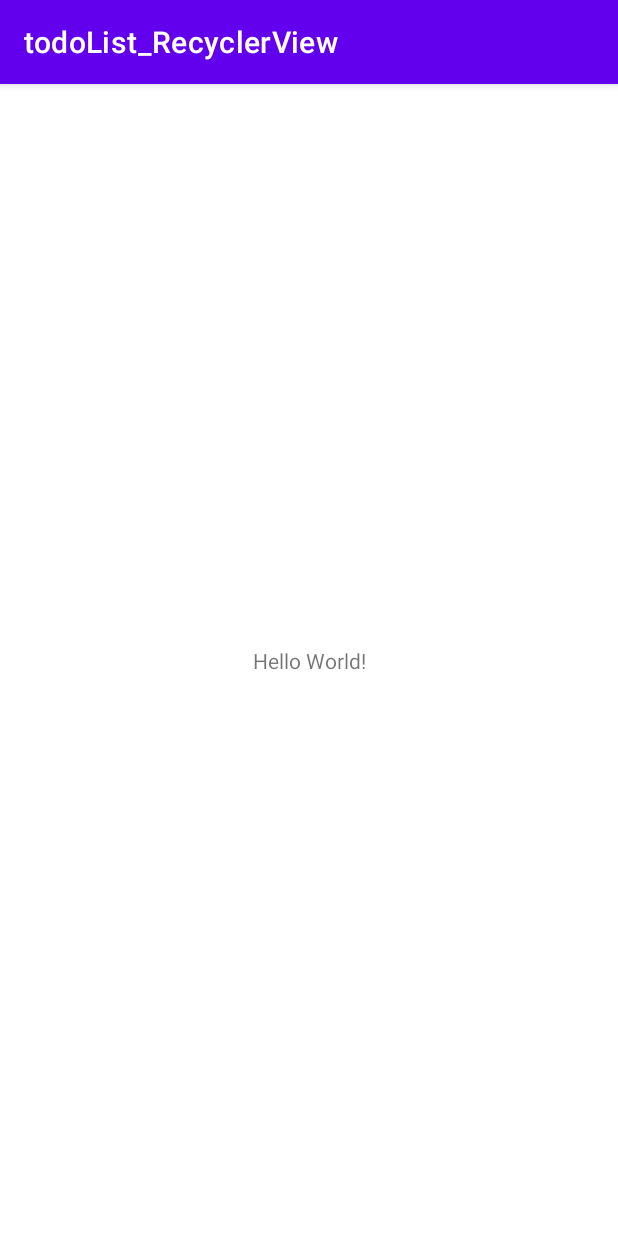
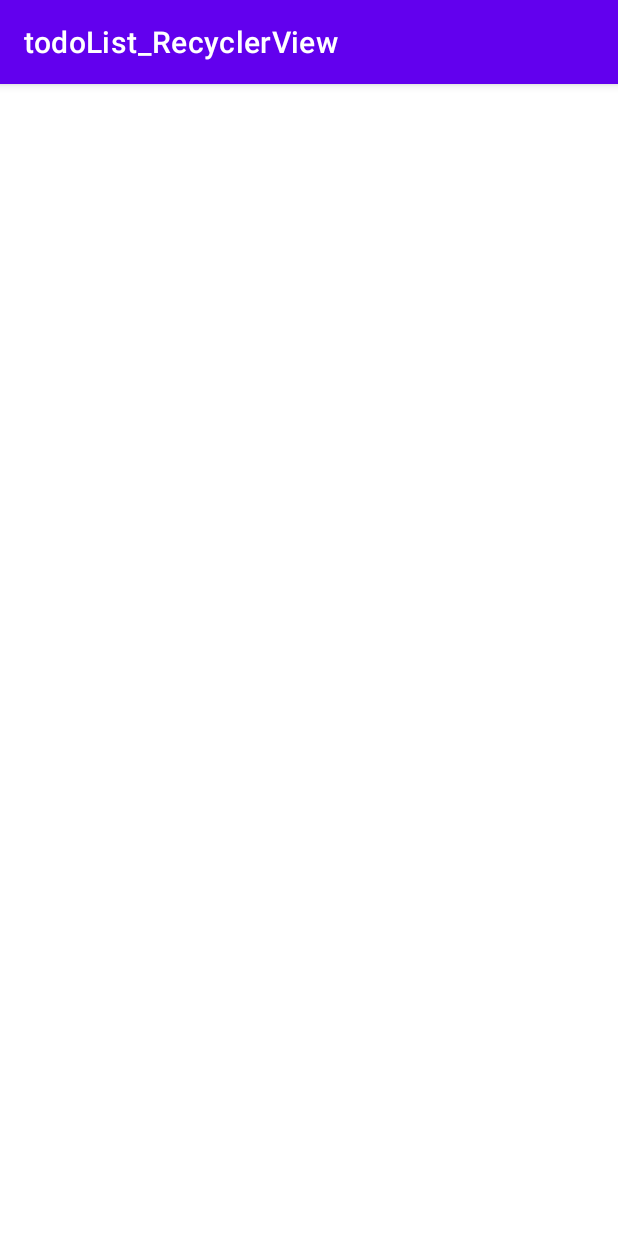
Before and after one commit to vaneseA/todoList_RecyclerView, an Android app: the screen it shows after launch (MainActivity), on a phone screen of 412 x 824 dp. Run offline under Robolectric (Android 15) with nearby library versions, the phone set to English and light mode, and no system bars.

Commit message:
시작점

```diff
--- a/app/src/main/java/com/example/todolist_recyclerview/MainActivity.kt
+++ b/app/src/main/java/com/example/todolist_recyclerview/MainActivity.kt
@@ -7,5 +7,14 @@ class MainActivity : AppCompatActivity() {
     override fun onCreate(savedInstanceState: Bundle?) {
         super.onCreate(savedInstanceState)
         setContentView(R.layout.activity_main)
+        setupEvents()
+        setValues()
+    }
+
+    private fun setupEvents() {
+
+    }
+    private fun  setValues() {
+
     }
 }
--- a/app/src/main/res/layout/activity_main.xml
+++ b/app/src/main/res/layout/activity_main.xml
@@ -1,18 +1,10 @@
 <?xml version="1.0" encoding="utf-8"?>
-<androidx.constraintlayout.widget.ConstraintLayout xmlns:android="http://schemas.android.com/apk/res/android"
+<LinearLayout xmlns:android="http://schemas.android.com/apk/res/android"
     xmlns:app="http://schemas.android.com/apk/res-auto"
     xmlns:tools="http://schemas.android.com/tools"
     android:layout_width="match_parent"
     android:layout_height="match_parent"
     tools:context=".MainActivity">
 
-    <TextView
-        android:layout_width="wrap_content"
-        android:layout_height="wrap_content"
-        android:text="Hello World!"
-        app:layout_constraintBottom_toBottomOf="parent"
-        app:layout_constraintEnd_toEndOf="parent"
-        app:layout_constraintStart_toStartOf="parent"
-        app:layout_constraintTop_toTopOf="parent" />
 
-</androidx.constraintlayout.widget.ConstraintLayout>
+</LinearLayout>
```
